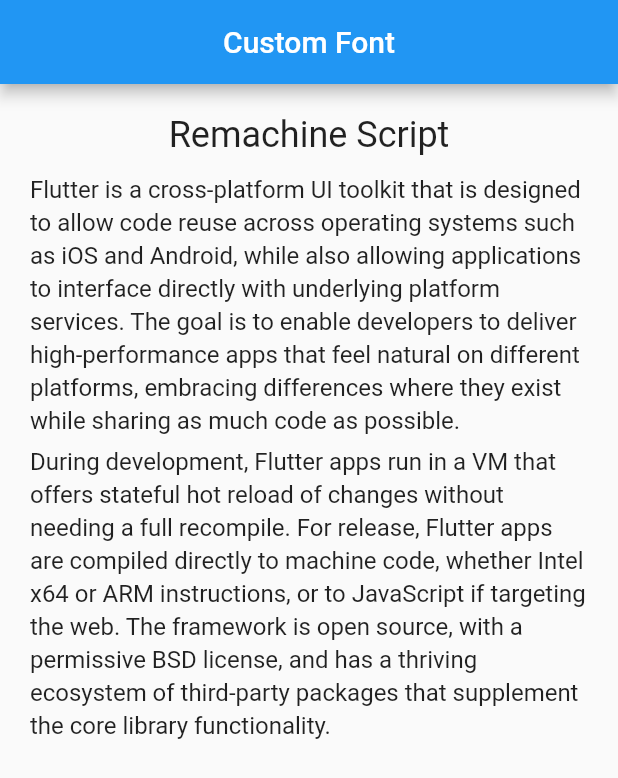
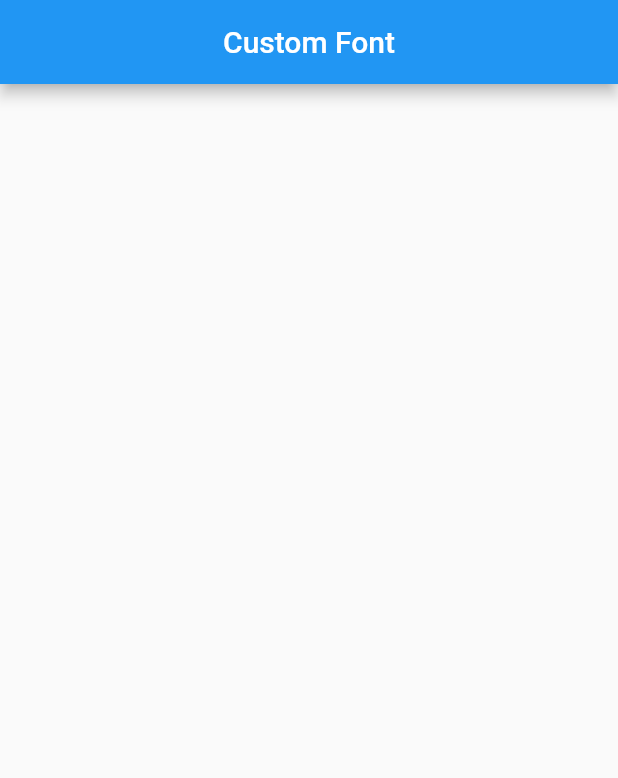
Before and after one commit to Rapid-Technology/flutter_custom_font, a Flutter app: the screen it shows after launch, on a phone screen of 412 x 824 dp. Shown: the top 778 px of the screen. Run offline on Flutter 3.47's test engine with Material 2 defaults, Android fonts, the phone set to English and light mode, and no system bars.

Commit message:
some changes

```diff
--- a/lib/main.dart
+++ b/lib/main.dart
@@ -23,36 +23,7 @@ class HomePage extends StatelessWidget {
         centerTitle: true,
         brightness: Brightness.dark,
       ),
-      body: SingleChildScrollView(
-        padding: EdgeInsets.all(20),
-        child: Column(
-          crossAxisAlignment: CrossAxisAlignment.center,
-          mainAxisAlignment: MainAxisAlignment.center,
-          children: [
-            Text(
-              "Remachine Script",
-              style: TextStyle(fontSize: 24),
-            ),
-            Container(
-              margin: EdgeInsets.only(top: 10, bottom: 5),
-              child: Text(
-                "Flutter is a cross-platform UI toolkit that is designed to allow code reuse across operating systems such as iOS and Android, while also allowing applications to interface directly with underlying platform services. The goal is to enable developers to deliver high-performance apps that feel natural on different platforms, embracing differences where they exist while sharing as much code as possible.",
-                style: TextStyle(
-                  height: 1.4,
-                  fontSize: 16,
-                ),
-              ),
-            ),
-            Text(
-              "During development, Flutter apps run in a VM that offers stateful hot reload of changes without needing a full recompile. For release, Flutter apps are compiled directly to machine code, whether Intel x64 or ARM instructions, or to JavaScript if targeting the web. The framework is open source, with a permissive BSD license, and has a thriving ecosystem of third-party packages that supplement the core library functionality.",
-              style: TextStyle(
-                height: 1.4,
-                fontSize: 16,
-              ),
-            ),
-          ],
-        ),
-      ),
+      body: Container(),
     );
   }
 }
```
